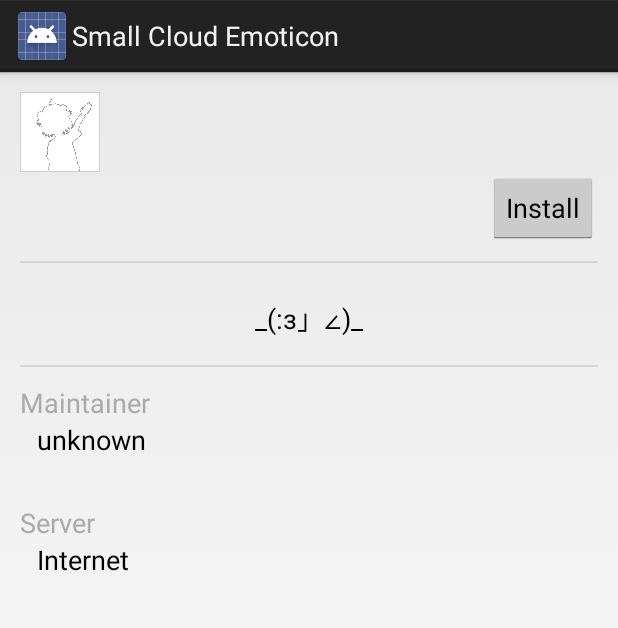
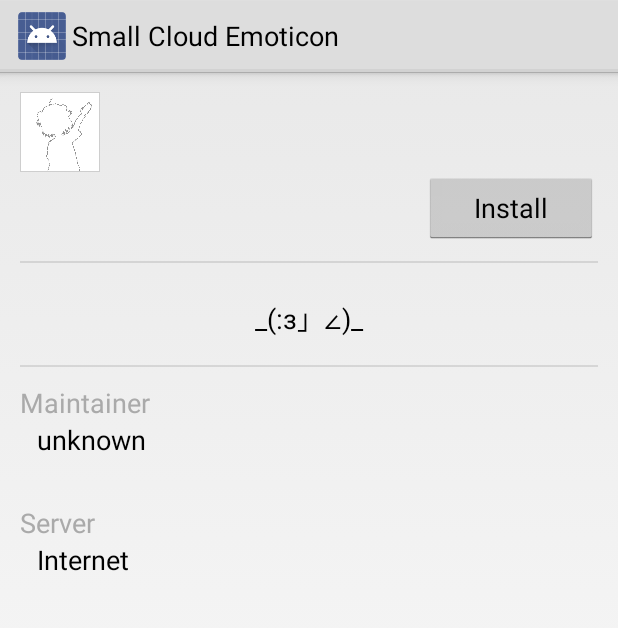
Before and after one commit to cloud-emoticon/SmallCloudEmoji, an Android app: the layout fragment_source.xml on its own in the app's theme, with its tools: preview values and no code run, on a phone screen of 412 x 824 dp. Shown: the top 628 px of the screen. Run offline under Robolectric (Android 15) with nearby library versions, the phone set to English and light mode, and no system bars.

Commit message:
Adjust UI
Button padding and light action bar

```diff
--- a/app/src/main/res/layout/fragment_source.xml
+++ b/app/src/main/res/layout/fragment_source.xml
@@ -49,6 +49,10 @@
         android:layout_height="wrap_content"
         android:text="@string/source_install"
         android:id="@+id/install"
+        android:paddingLeft="15pt"
+        android:paddingRight="15pt"
+        android:paddingStart="15pt"
+        android:paddingEnd="15pt"
         android:layout_gravity="end" />
 
     <View
--- a/app/src/main/res/values/styles.xml
+++ b/app/src/main/res/values/styles.xml
@@ -1,7 +1,7 @@
 <resources>
 
     <!-- Base application theme. -->
-    <style name="AppTheme" parent="android:Theme.Holo.Light.DarkActionBar">
+    <style name="AppTheme" parent="android:Theme.Holo.Light">
         <!-- Customize your theme here. -->
     </style>
 
```
Also changed, not shown: 1 other file.
